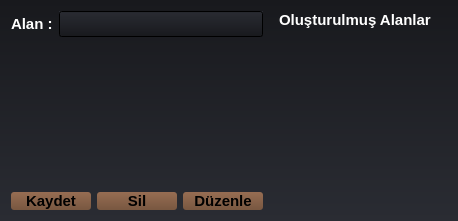
Old version of the form screens/add_department.ui in the repository hasanicli/ibeV3.
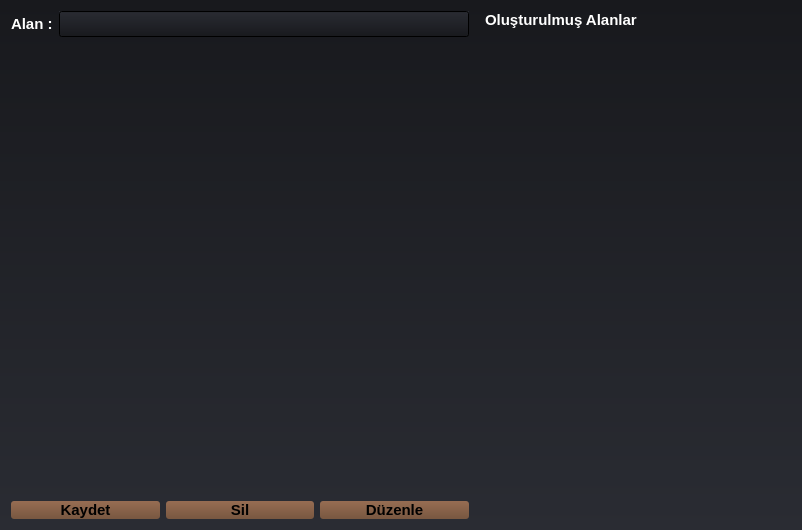
New version of the form.

Diff of the .ui file:
```diff
--- a/screens/add_department.ui
+++ b/screens/add_department.ui
@@ -6,8 +6,8 @@
    <rect>
     <x>0</x>
     <y>0</y>
-    <width>458</width>
-    <height>221</height>
+    <width>802</width>
+    <height>530</height>
    </rect>
   </property>
   <property name="font">
@@ -382,7 +382,7 @@
       </spacer>
      </item>
      <item>
-      <layout class="QVBoxLayout" name="verticalLayout_2">
+      <layout class="QVBoxLayout" name="verticalLayout_2" stretch="0,0,10">
        <item>
         <widget class="QLabel" name="label_5">
          <property name="text">
```
